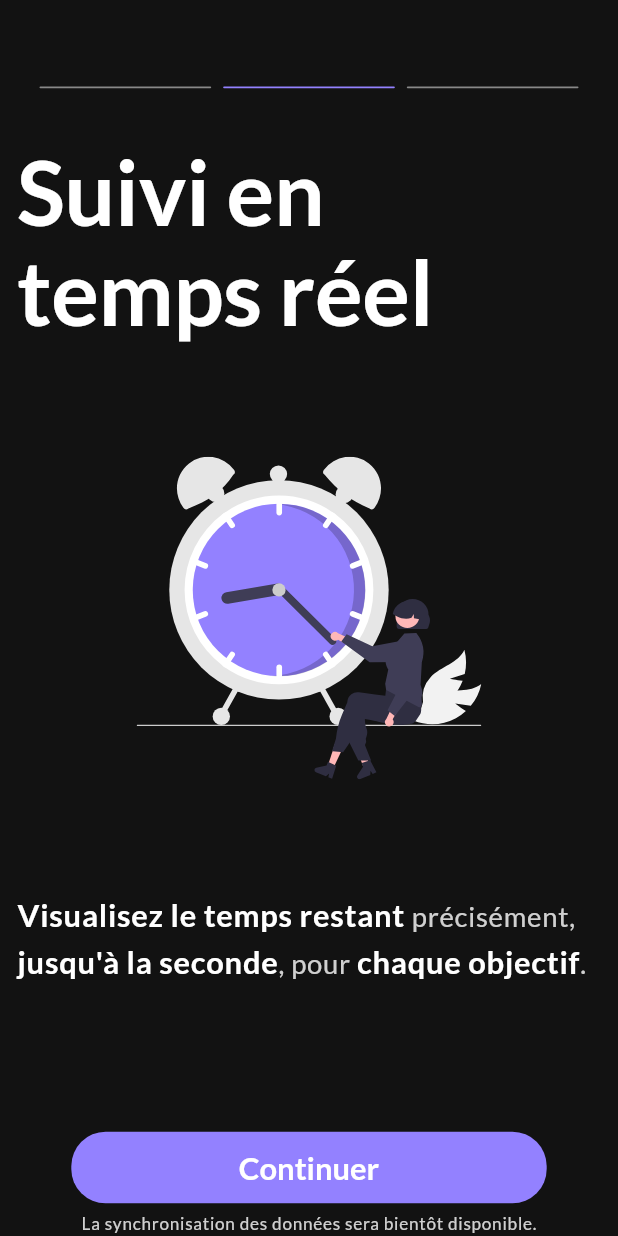
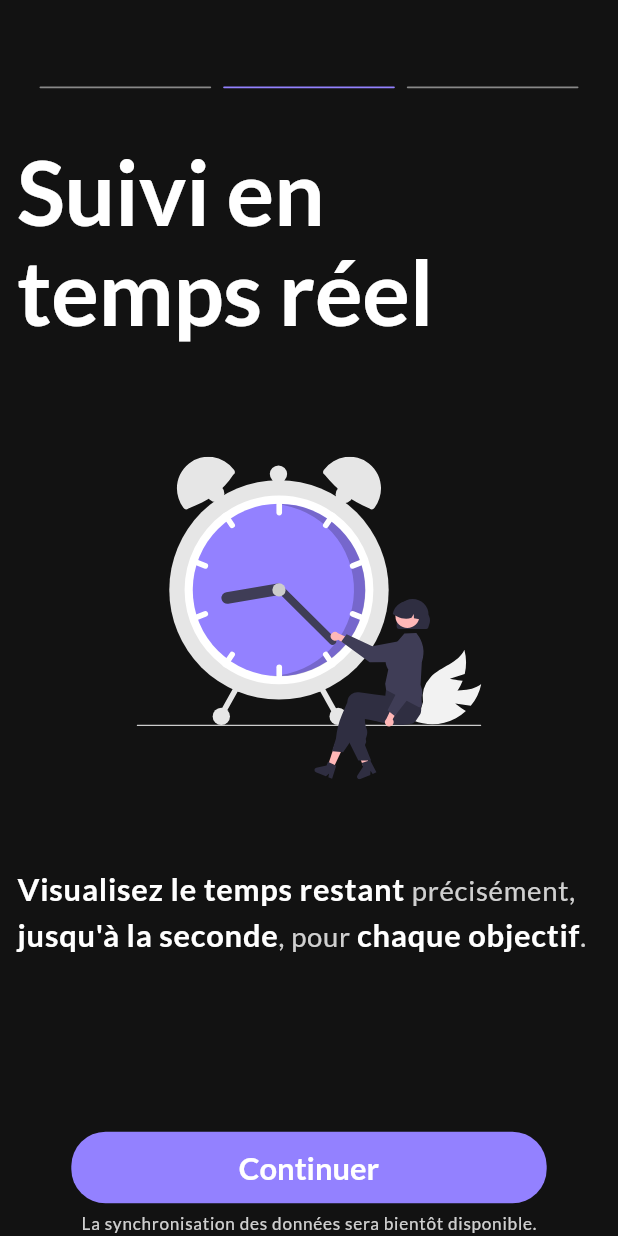
Before and after one commit to thatsdaxdeveloper/daxskills-myapp-kairos, a Flutter app: the screen it shows after launch, swiped to page 2, on a phone screen of 412 x 824 dp. Run offline on Flutter 3.47's test engine with Material 3 defaults, Android fonts, the phone set to English and light mode, and no system bars; drawn by our look-alikes of smooth_page_indicator; our stand-ins replace flutter_screenutil, flutter_svg, go_router, google_fonts, shared_preferences, table_calendar; missing offline and left inert: wheel_picker.

Commit message:
feat: Ajout de la persistance de l'état de l'onboarding et amélioration de la navigation initiale
Ce commit introduit la persistance de l'état de l'onboarding (complété ou non) et ajuste la navigation initiale de l'application en conséquence.

- **Persistance de l'Onboarding (`auth_pref.dart`, `onboarding_provider.dart`)** :
    - Création de `AuthPref` utilisant `shared_preferences` pour sauvegarder et récupérer l'état de complétion de l'onboarding.
        - Ajout des méthodes `setOnboardingCompleted(bool value)` et `getOnboardingCompleted()`.
    - Création de `OnboardingProvider` (utilisant `provider`) pour gérer l'état de l'onboarding dans l'application.
        - Le provider s'initialise en récupérant l'état depuis `AuthPref`.
        - La méthode `putOnboardingCompleted(bool value)` met à jour l'état dans le provider et le sauvegarde via `AuthPref`.
    - Intégration de `OnboardingProvider` dans `main.dart` via `MultiProvider`.

- **Page d'Onboarding (`onboarding_page.dart`)** :
    - Lors du clic sur le bouton "Continuer", l'état de l'onboarding est marqué comme complété via `context.read<OnboardingProvider>().putOnboardingCompleted(true)`.
    - Ajustement de l'alignement vertical de la description sur la première page de l'onboarding.

- **Navigation Initiale (`app_routes.dart`)** :
    - Création d'un nouveau widget `InitialPage` qui vérifie l'état de l'onboarding via `OnboardingProvider`.
        - Si l'onboarding est complété, `ScaffoldControl` (la page d'accueil) est affiché.
        - Sinon, `OnboardingPage` est affiché.
    - La route initiale `/` pointe désormais vers `InitialPage`.
    - Suppression de la fonction de transition `buildSlideTransitionPage` (non utilisée).

- **Dépendances (`pubspec.yaml`, `pubspec.lock`, `.idea/libraries/Dart_Packages.xml`, `.idea/libraries/Flutter_Plugins.xml`)** :
    - Ajout des dépendances `shared_preferences: ^2.5.3` et `provider: ^6.1.5+1`.
    - Mise à jour des versions de `google_fonts` (6.3.0 -> 6.3.1) et `flutter_lints` (5.0.0 -> 6.0.0).
    - Mise à jour des fichiers de configuration de l'IDE et `pubspec.lock` en conséquence.

```diff
--- a/proto_kairos/lib/app_routes.dart
+++ b/proto_kairos/lib/app_routes.dart
@@ -1,36 +1,44 @@
 import 'package:flutter/material.dart';
 import 'package:go_router/go_router.dart';
+import 'package:proto_kairos/controllers/providers/onboarding_provider.dart';
 import 'package:proto_kairos/controllers/scaffold_control.dart';
 import 'package:proto_kairos/views/pages/acting_pages/add_event_page.dart';
 import 'package:proto_kairos/views/pages/onboarding_page.dart';
+import 'package:provider/provider.dart';
+
+class InitialPage extends StatelessWidget {
+  const InitialPage({super.key});
+
+  @override
+  Widget build(BuildContext context) {
+    final bool isOnboardingCompleted = context.watch<OnboardingProvider>().isOnboardingCompleted;
+    return isOnboardingCompleted ? const ScaffoldControl() : OnboardingPage();
+  }
+}
 
 final appRouter = GoRouter(
   routes: [
-    GoRoute(path: '/', builder: (context, state) => OnboardingPage(),),
-    GoRoute(path: '/home', pageBuilder: (context, state) => buildFadeTransitionPage(ScaffoldControl()),),
-    GoRoute(path: '/home/add', pageBuilder: (context, state) => buildFadeTransitionPage(AddEventPage()),),
-  ]
+    GoRoute(
+      path: '/',
+      builder: (context, state) => const InitialPage(),
+    ),
+    GoRoute(
+      path: '/home',
+      pageBuilder: (context, state) => buildFadeTransitionPage(const ScaffoldControl()),
+    ),
+    GoRoute(
+      path: '/home/add',
+      pageBuilder: (context, state) => buildFadeTransitionPage(const AddEventPage()),
+    ),
+  ],
 );
 
-// Faire un fade sur la transition
 CustomTransitionPage buildFadeTransitionPage(Widget child) {
   return CustomTransitionPage(
     child: child,
     transitionsBuilder: (context, animation, secondaryAnimation, child) {
-      return FadeTransition(opacity: animation, child: child);
-    },
-  );
-}
-
-CustomTransitionPage buildSlideTransitionPage(Widget child) {
-  return CustomTransitionPage(
-    child: child,
-    transitionsBuilder: (context, animation, secondaryAnimation, child) {
-      return SlideTransition(
-        position: Tween<Offset>(
-          begin: const Offset(-1, 0), // de droite
-          end: Offset.zero,
-        ).animate(animation),
+      return FadeTransition(
+        opacity: animation,
         child: child,
       );
     },
--- /dev/null
+++ b/proto_kairos/lib/controllers/preferences/auth_pref.dart
@@ -0,0 +1,16 @@
+import 'package:shared_preferences/shared_preferences.dart';
+
+class AuthPref {
+  static const String _authPrefKey = "auth_pref";
+
+  // Sauvegarder que l'onboarding a été complété
+  static Future<void> setOnboardingCompleted(bool value) async {
+    final prefs = await SharedPreferences.getInstance();
+    await prefs.setBool(_authPrefKey, value);
+  }
+
+  static Future<bool> getOnboardingCompleted() async {
+    final prefs = await SharedPreferences.getInstance();
+    return prefs.getBool(_authPrefKey) ?? false;
+  }
+}
--- /dev/null
+++ b/proto_kairos/lib/controllers/providers/onboarding_provider.dart
@@ -0,0 +1,23 @@
+import 'package:flutter/foundation.dart';
+import 'package:proto_kairos/controllers/preferences/auth_pref.dart';
+
+class OnboardingProvider with ChangeNotifier {
+  bool _isOnboardingCompleted = false;
+
+  bool get isOnboardingCompleted => _isOnboardingCompleted;
+
+  Future<void> putOnboardingCompleted(bool value) async {
+    _isOnboardingCompleted = value;
+    await AuthPref.setOnboardingCompleted(_isOnboardingCompleted);
+    notifyListeners();
+  }
+
+  Future<void> init() async {
+    _isOnboardingCompleted = await AuthPref.getOnboardingCompleted();
+    notifyListeners();
+  }
+
+  OnboardingProvider() {
+    init();
+  }
+}
--- a/proto_kairos/lib/views/pages/onboarding_page.dart
+++ b/proto_kairos/lib/views/pages/onboarding_page.dart
@@ -2,11 +2,14 @@ import 'package:flutter/material.dart';
 import 'package:flutter/services.dart';
 import 'package:flutter_screenutil/flutter_screenutil.dart';
 import 'package:go_router/go_router.dart';
+import 'package:proto_kairos/controllers/preferences/auth_pref.dart';
+import 'package:proto_kairos/controllers/providers/onboarding_provider.dart';
 import 'package:proto_kairos/models/data/generated/assets.dart';
 import 'package:proto_kairos/views/themes/theme_app.dart';
 import 'package:proto_kairos/views/utils/svg_util.dart';
 import 'package:proto_kairos/views/widgets/my_expanded_button.dart';
 import 'package:proto_kairos/views/widgets/my_primary_button.dart';
+import 'package:provider/provider.dart';
 import 'package:smooth_page_indicator/smooth_page_indicator.dart';
 
 class OnboardingPage extends StatelessWidget {
@@ -21,6 +24,7 @@ class OnboardingPage extends StatelessWidget {
     final List<Widget> pages = [
       _onboardingContent(
         context: context,
+        isFirstPage: true,
         title: "Centralisez vos attentes",
         description: [
           TextSpan(
@@ -127,7 +131,6 @@ class OnboardingPage extends StatelessWidget {
     return Scaffold(
       body: Stack(
         children: [
-          // Indicateur de page
           Align(alignment: Alignment(0, -0.86), child: _buildPageIndicator(context)),
 
           PageView.builder(
@@ -144,7 +147,10 @@ class OnboardingPage extends StatelessWidget {
                 mainAxisAlignment: MainAxisAlignment.end,
                 children: [
                   // Bouton de navigation
-                  MyExpandedButton(onTap: () => context.go('/home'), text: "Continuer"),
+                  MyExpandedButton(onTap: () async {
+                    context.go('/home');
+                    context.read<OnboardingProvider>().putOnboardingCompleted(true);
+                  }, text: "Continuer"),
                   SizedBox(height:4.h),
                   // Bientot disponible
                   Text("La synchronisation des données sera bientôt disponible.", style: Theme.of(context).textTheme.labelSmall!.copyWith(color: ThemeApp.trueWhite.withValues(alpha: 0.8)),),
@@ -162,6 +168,7 @@ class OnboardingPage extends StatelessWidget {
     required String title,
     required List<TextSpan> description,
     required String imagePath,
+    bool isFirstPage = false,
   }) {
     final TextTheme textTheme = Theme.of(context).textTheme;
     return Padding(
@@ -182,7 +189,7 @@ class OnboardingPage extends StatelessWidget {
 
           // Description du onboarding
           Align(
-            alignment: Alignment(-1, 0.6),
+            alignment: Alignment(-1, isFirstPage ? 0.6 : 0.55),
             child: RichText(text: TextSpan(children: description)),
           ),
         ],
--- a/proto_kairos/pubspec.yaml
+++ b/proto_kairos/pubspec.yaml
@@ -36,13 +36,15 @@ dependencies:
   cupertino_icons: ^1.0.8
   flutter_native_splash: ^2.4.6
   flutter_screenutil: ^5.9.3
-  google_fonts: ^6.3.0
+  google_fonts: ^6.3.1
   flutter_svg: ^2.2.0
   smooth_page_indicator: ^1.2.1
   go_router: ^16.2.0
   intl: ^0.20.2
   table_calendar: ^3.2.0
   wheel_picker: ^0.2.2
+  shared_preferences: ^2.5.3
+  provider: ^6.1.5+1
 
 dev_dependencies:
   flutter_test:
@@ -53,7 +55,7 @@ dev_dependencies:
   # activated in the `analysis_options.yaml` file located at the root of your
   # package. See that file for information about deactivating specific lint
   # rules and activating additional ones.
-  flutter_lints: ^5.0.0
+  flutter_lints: ^6.0.0
 
 # For information on the generic Dart part of this file, see the
 # following page: https://dart.dev/tools/pub/pubspec
```
Also changed, not shown: proto_kairos/lib/main.dart (+11 -1 lines), proto_kairos/pubspec.lock.
